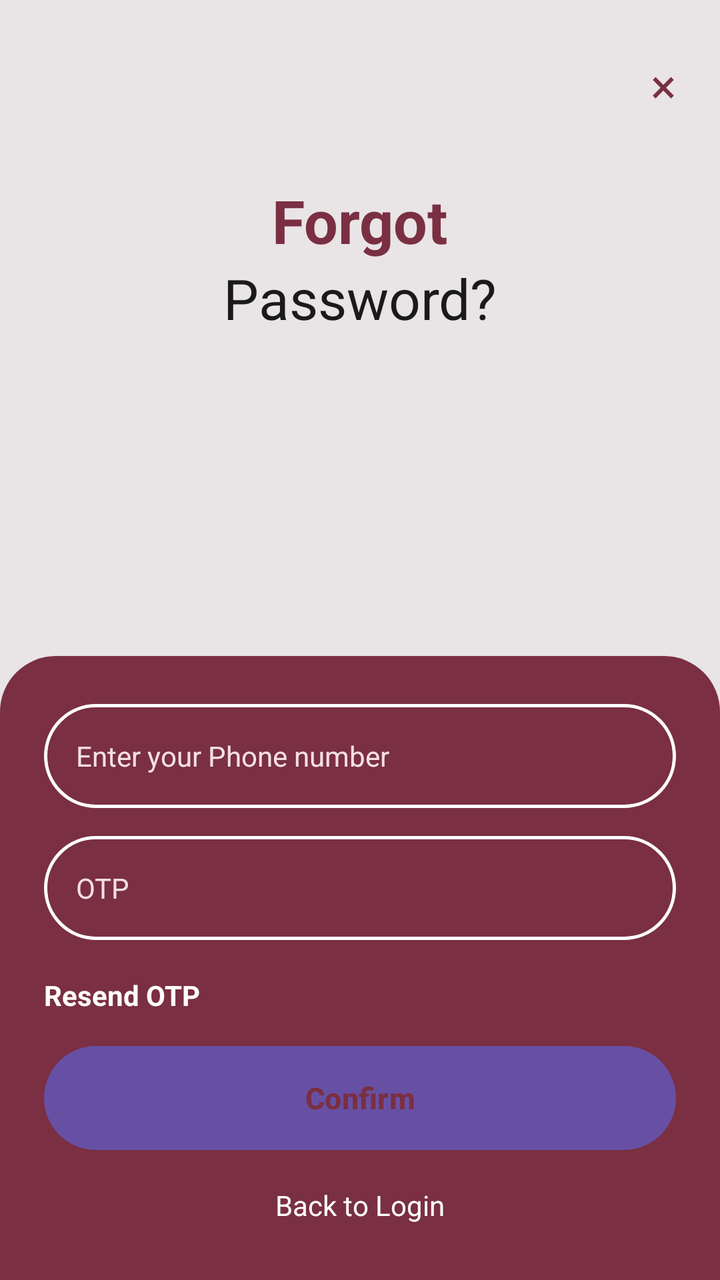
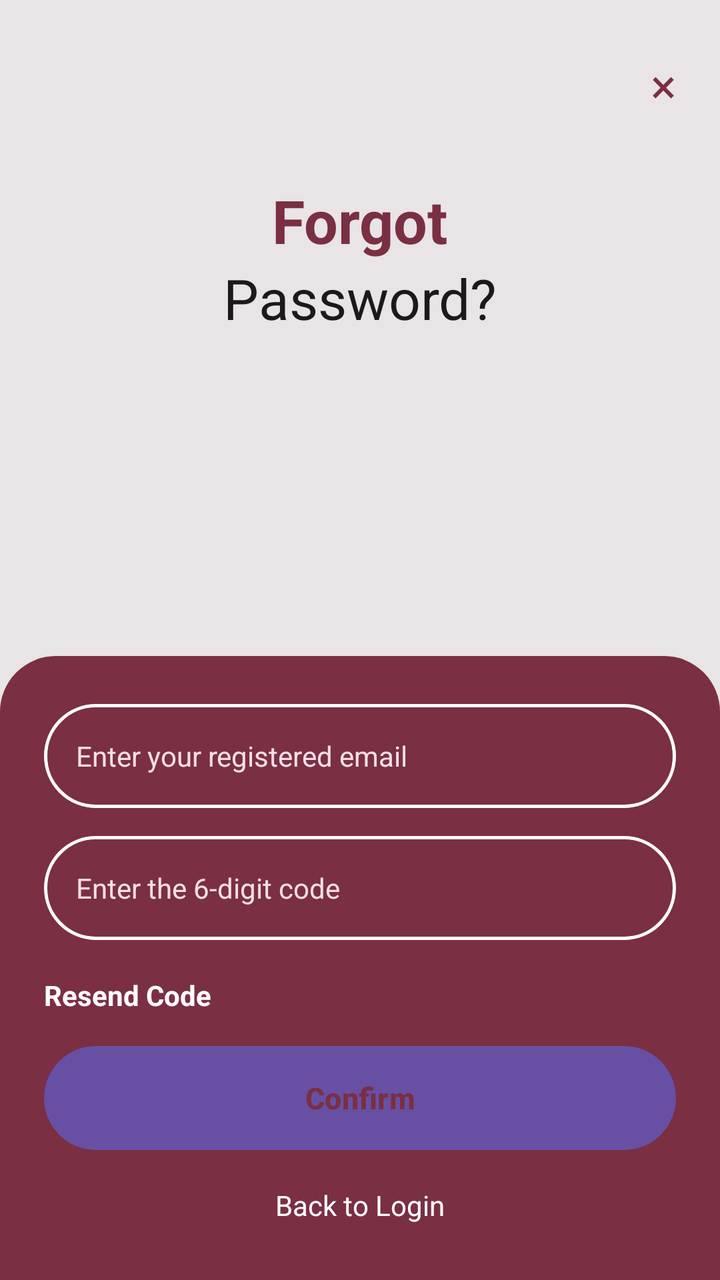

The first picture is an Android layout as it rendered before a commit; the second is the same layout after the commit. The layout source and the unified diff follow.
<!-- AndroidManifest.xml: application theme Theme.VisualEyes -->
<!-- res/layout/activity_forgot_password.xml -->
<?xml version="1.0" encoding="utf-8"?>
<RelativeLayout xmlns:android="http://schemas.android.com/apk/res/android"
    android:layout_width="match_parent"
    android:layout_height="match_parent"
    android:background="#E9E4E6">

    
    <TextView
        android:id="@+id/btnClose"
        android:layout_width="wrap_content"
        android:layout_height="wrap_content"
        android:layout_alignParentEnd="true"
        android:layout_marginTop="26dp"
        android:layout_marginEnd="22dp"
        android:text="×"
        android:textColor="#7A2F42"
        android:textSize="24sp" />

    
    <LinearLayout
        android:layout_width="match_parent"
        android:layout_height="wrap_content"
        android:layout_marginTop="90dp"
        android:gravity="center_horizontal"
        android:orientation="vertical">

        <TextView
            android:id="@+id/txtForgot"
            android:layout_width="wrap_content"
            android:layout_height="wrap_content"
            android:text="Forgot"
            android:textColor="#7A2F42"
            android:textSize="30sp"
            android:textStyle="bold" />

        <TextView
            android:id="@+id/txtPassword"
            android:layout_width="wrap_content"
            android:layout_height="wrap_content"
            android:text="Password?"
            android:textColor="#1A1A1A"
            android:textSize="28sp" />
    </LinearLayout>

    
    <LinearLayout
        android:id="@+id/forgotPanel"
        android:layout_width="match_parent"
        android:layout_height="wrap_content"
        android:layout_alignParentBottom="true"
        android:background="@drawable/bg_verification_panel"
        android:orientation="vertical"
        android:paddingStart="22dp"
        android:paddingTop="24dp"
        android:paddingEnd="22dp"
        android:paddingBottom="28dp">

        
        <EditText
            android:id="@+id/etPhoneNumber"
            android:layout_width="match_parent"
            android:layout_height="52dp"
            android:background="@drawable/bg_verification_input"
            android:hint="Enter your Phone number"
            android:inputType="phone"
            android:paddingStart="16dp"
            android:paddingEnd="16dp"
            android:textColor="#FFFFFF"
            android:textColorHint="#F4DFE5"
            android:textSize="14sp" />

        
        <EditText
            android:id="@+id/etOtp"
            android:layout_width="match_parent"
            android:layout_height="52dp"
            android:layout_marginTop="14dp"
            android:background="@drawable/bg_verification_input"
            android:hint="OTP"
            android:inputType="number"
            android:paddingStart="16dp"
            android:paddingEnd="16dp"
            android:textColor="#FFFFFF"
            android:textColorHint="#F4DFE5"
            android:textSize="14sp" />

        
        <TextView
            android:id="@+id/txtResendOtp"
            android:layout_width="wrap_content"
            android:layout_height="wrap_content"
            android:layout_marginTop="18dp"
            android:text="Resend OTP"
            android:textColor="#FFFFFF"
            android:textSize="14sp"
            android:textStyle="bold" />

        
        <Button
            android:id="@+id/btnConfirm"
            android:layout_width="match_parent"
            android:layout_height="52dp"
            android:layout_marginTop="16dp"
            android:background="@drawable/bg_verification_button"
            android:backgroundTint="@null"
            android:text="Confirm"
            android:textAllCaps="false"
            android:textColor="#7A2F42"
            android:textSize="15sp"
            android:textStyle="bold" />

        
        <TextView
            android:id="@+id/txtBackToLogin"
            android:layout_width="wrap_content"
            android:layout_height="wrap_content"
            android:layout_gravity="center_horizontal"
            android:layout_marginTop="18dp"
            android:text="Back to Login"
            android:textColor="#FFFFFF"
            android:textSize="14sp"
            />

    </LinearLayout>

</RelativeLayout>
<!-- resources referenced by this layout -->
<resources>
  <!-- drawable bg_verification_button (drawable) -->
  <shape xmlns:android="http://schemas.android.com/apk/res/android">
      <solid android:color="#F5F1F2"/>
      <corners android:radius="26dp"/>
  </shape>
  <!-- drawable bg_verification_input (drawable) -->
  <shape xmlns:android="http://schemas.android.com/apk/res/android">
      <solid android:color="@android:color/transparent"/>
      <stroke
          android:width="1.5dp"
          android:color="#FFFFFF"/>
      <corners android:radius="26dp"/>
  </shape>
  <!-- drawable bg_verification_panel (drawable) -->
  <shape xmlns:android="http://schemas.android.com/apk/res/android">
      <solid android:color="#7A2F42"/>
      <corners
          android:topLeftRadius="28dp"
          android:topRightRadius="28dp"/>
  </shape>
  <style name="Theme.VisualEyes" parent="Base.Theme.VisualEyes" />
  <style name="Base.Theme.VisualEyes" parent="Theme.Material3.DayNight.NoActionBar">
          
          
      </style>
</resources>

<!-- the commit's change to res/layout/activity_forgot_password.xml (unified diff, before → after) -->
@@ -57,12 +57,12 @@
 
         
         <EditText
-            android:id="@+id/etPhoneNumber"
+            android:id="@+id/etEmail"
             android:layout_width="match_parent"
             android:layout_height="52dp"
             android:background="@drawable/bg_verification_input"
-            android:hint="Enter your Phone number"
-            android:inputType="phone"
+            android:hint="Enter your registered email"
+            android:inputType="textEmailAddress"
             android:paddingStart="16dp"
             android:paddingEnd="16dp"
             android:textColor="#FFFFFF"
@@ -76,7 +76,7 @@
             android:layout_height="52dp"
             android:layout_marginTop="14dp"
             android:background="@drawable/bg_verification_input"
-            android:hint="OTP"
+            android:hint="Enter the 6-digit code"
             android:inputType="number"
             android:paddingStart="16dp"
             android:paddingEnd="16dp"
@@ -90,7 +90,7 @@
             android:layout_width="wrap_content"
             android:layout_height="wrap_content"
             android:layout_marginTop="18dp"
-            android:text="Resend OTP"
+            android:text="Resend Code"
             android:textColor="#FFFFFF"
             android:textSize="14sp"
             android:textStyle="bold" />
